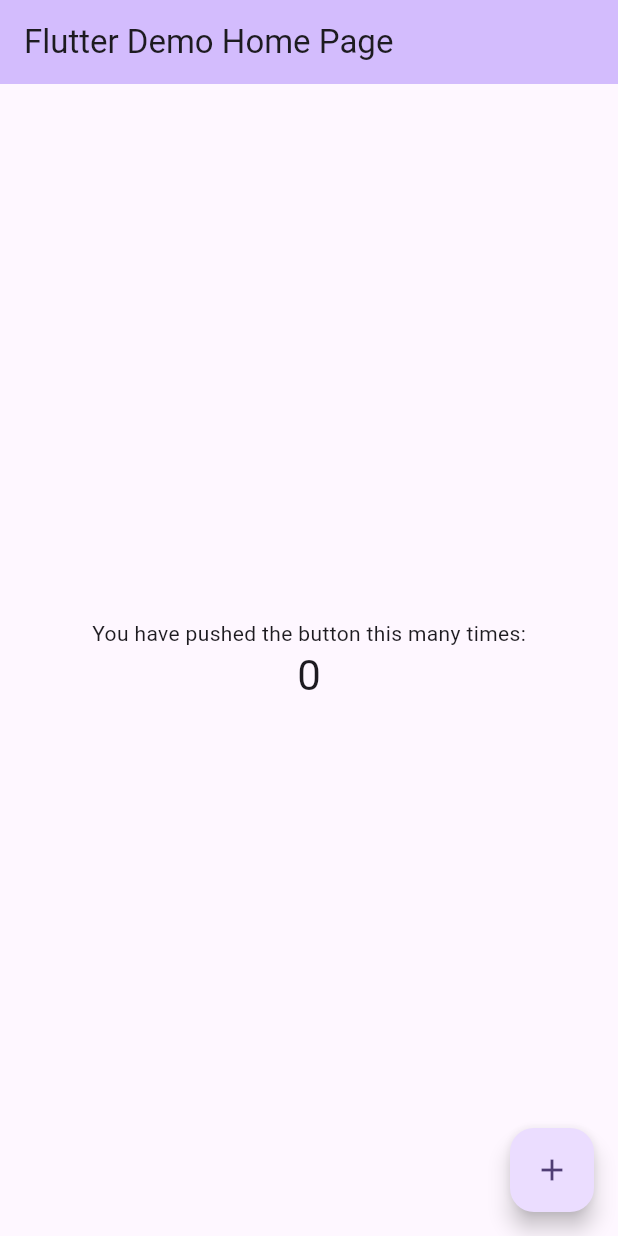
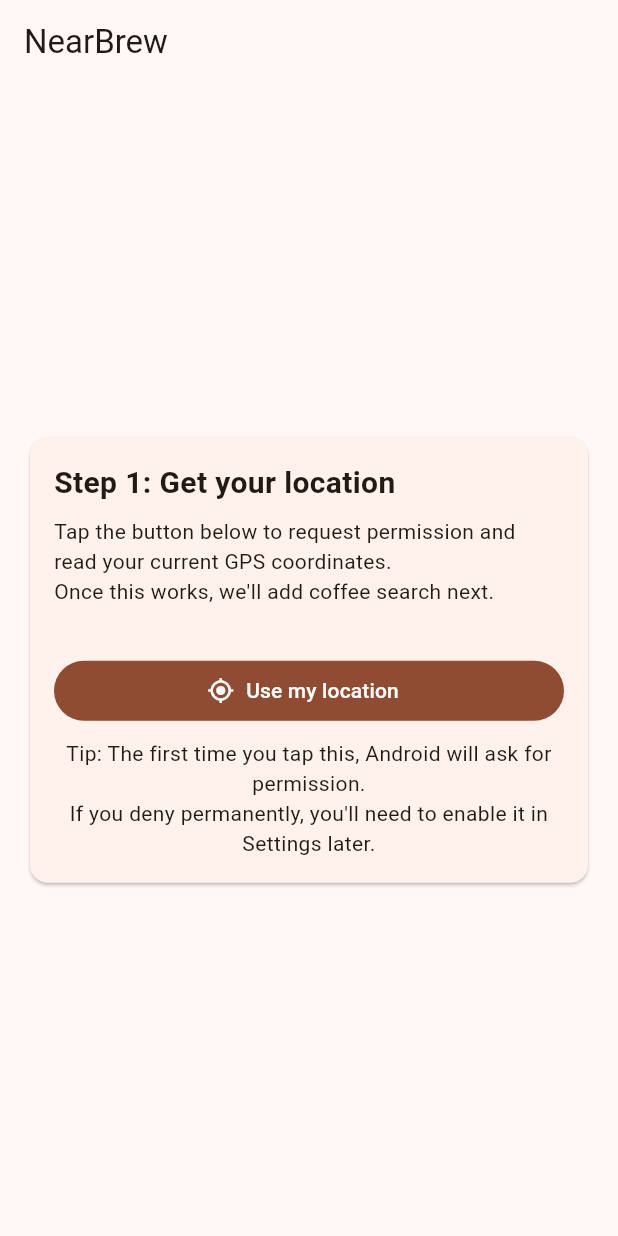
Before and after one commit to knothead53/NearBrew, a Flutter app: the screen it shows after launch, on a phone screen of 412 x 824 dp. Run offline on Flutter 3.47's test engine with Material 3 defaults, Android fonts, the phone set to English and light mode, and no system bars; our stand-ins replace geolocator.

Commit message:
feat: Step 1 location-only screen with runtime permissions

```diff
--- a/src/nearbrew/lib/main.dart
+++ b/src/nearbrew/lib/main.dart
@@ -1,122 +1,216 @@
+/*
+  NearBrew — Step 1 (Location-only screen)
+  -------------------------------------------------
+  What this file does right now:
+  • Requests location permission at runtime (Android).
+  • Gets your current GPS coordinates once and shows them on screen.
+  • Lots of comments so you can learn what each line is doing.
+
+  Next steps (after you test this compiles & runs):
+  • We will add the coffee search (OpenStreetMap/Overpass) and a list UI.
+  • We will add a "Get Directions" action that opens Google Maps.
+*/
+
 import 'package:flutter/material.dart';
+import 'package:geolocator/geolocator.dart';
 
 void main() {
-  runApp(const MyApp());
+  // Entry point for the Flutter app. This runs once when the app starts.
+  runApp(const NearBrewApp());
 }
 
-class MyApp extends StatelessWidget {
-  const MyApp({super.key});
+class NearBrewApp extends StatelessWidget {
+  const NearBrewApp({super.key});
 
-  // This widget is the root of your application.
   @override
   Widget build(BuildContext context) {
+    // MaterialApp sets up themes, navigation, and the root screen.
     return MaterialApp(
-      title: 'Flutter Demo',
+      title: 'NearBrew',
+      debugShowCheckedModeBanner: false,
       theme: ThemeData(
-        // This is the theme of your application.
-        //
-        // TRY THIS: Try running your application with "flutter run". You'll see
-        // the application has a purple toolbar. Then, without quitting the app,
-        // try changing the seedColor in the colorScheme below to Colors.green
-        // and then invoke "hot reload" (save your changes or press the "hot
-        // reload" button in a Flutter-supported IDE, or press "r" if you used
-        // the command line to start the app).
-        //
-        // Notice that the counter didn't reset back to zero; the application
-        // state is not lost during the reload. To reset the state, use hot
-        // restart instead.
-        //
-        // This works for code too, not just values: Most code changes can be
-        // tested with just a hot reload.
-        colorScheme: ColorScheme.fromSeed(seedColor: Colors.deepPurple),
+        // Material 3 look & a coffee-ish accent color.
+        useMaterial3: true,
+        colorSchemeSeed: Colors.brown,
+        brightness: Brightness.light,
       ),
-      home: const MyHomePage(title: 'Flutter Demo Home Page'),
+      home: const HomePage(),
     );
   }
 }
 
-class MyHomePage extends StatefulWidget {
-  const MyHomePage({super.key, required this.title});
-
-  // This widget is the home page of your application. It is stateful, meaning
-  // that it has a State object (defined below) that contains fields that affect
-  // how it looks.
-
-  // This class is the configuration for the state. It holds the values (in this
-  // case the title) provided by the parent (in this case the App widget) and
-  // used by the build method of the State. Fields in a Widget subclass are
-  // always marked "final".
-
-  final String title;
+class HomePage extends StatefulWidget {
+  const HomePage({super.key});
 
   @override
-  State<MyHomePage> createState() => _MyHomePageState();
+  State<HomePage> createState() => _HomePageState();
 }
 
-class _MyHomePageState extends State<MyHomePage> {
-  int _counter = 0;
+class _HomePageState extends State<HomePage> {
+  // Holds the most recent location. It starts as null because we haven't fetched it yet.
+  Position? _position;
 
-  void _incrementCounter() {
+  // For simple loading/error UI state.
+  bool _loading = false;
+  String? _error;
+
+  // 1) Ask for permission (if needed). 2) If granted, read current GPS location.
+  Future<void> _getLocationOnce() async {
     setState(() {
-      // This call to setState tells the Flutter framework that something has
-      // changed in this State, which causes it to rerun the build method below
-      // so that the display can reflect the updated values. If we changed
-      // _counter without calling setState(), then the build method would not be
-      // called again, and so nothing would appear to happen.
-      _counter++;
+      _loading = true;
+      _error = null;
     });
+
+    try {
+      // ---- Step A: Is location service (GPS) turned on for the device? ----
+      final serviceEnabled = await Geolocator.isLocationServiceEnabled();
+      if (!serviceEnabled) {
+        setState(() {
+          _loading = false;
+          _error = 'Location services are disabled. Please enable GPS.';
+        });
+        return; // Stop here because we cannot proceed without GPS.
+      }
+
+      // ---- Step B: Check permission status & request if denied. ----
+      LocationPermission permission = await Geolocator.checkPermission();
+
+      if (permission == LocationPermission.denied) {
+        permission = await Geolocator.requestPermission();
+        if (permission == LocationPermission.denied) {
+          setState(() {
+            _loading = false;
+            _error = 'Location permission was denied.';
+          });
+          return; // User said no — nothing else to do here.
+        }
+      }
+
+      if (permission == LocationPermission.deniedForever) {
+        // "Denied forever" means the user blocked it in system settings.
+        setState(() {
+          _loading = false;
+          _error = 'Location permission is permanently denied.\n'
+              'Open Settings > Apps > NearBrew > Permissions to enable.';
+        });
+        return;
+      }
+
+      // ---- Step C: All good — read the current position. ----
+      final pos = await Geolocator.getCurrentPosition(
+        desiredAccuracy: LocationAccuracy.high,
+      );
+
+      setState(() {
+        _position = pos;
+        _loading = false;
+      });
+    } catch (e) {
+      // Any unexpected error ends up here.
+      setState(() {
+        _loading = false;
+        _error = 'Failed to get location: $e';
+      });
+    }
   }
 
   @override
   Widget build(BuildContext context) {
-    // This method is rerun every time setState is called, for instance as done
-    // by the _incrementCounter method above.
-    //
-    // The Flutter framework has been optimized to make rerunning build methods
-    // fast, so that you can just rebuild anything that needs updating rather
-    // than having to individually change instances of widgets.
     return Scaffold(
       appBar: AppBar(
-        // TRY THIS: Try changing the color here to a specific color (to
-        // Colors.amber, perhaps?) and trigger a hot reload to see the AppBar
-        // change color while the other colors stay the same.
-        backgroundColor: Theme.of(context).colorScheme.inversePrimary,
-        // Here we take the value from the MyHomePage object that was created by
-        // the App.build method, and use it to set our appbar title.
-        title: Text(widget.title),
+        title: const Text('NearBrew'),
       ),
-      body: Center(
-        // Center is a layout widget. It takes a single child and positions it
-        // in the middle of the parent.
-        child: Column(
-          // Column is also a layout widget. It takes a list of children and
-          // arranges them vertically. By default, it sizes itself to fit its
-          // children horizontally, and tries to be as tall as its parent.
-          //
-          // Column has various properties to control how it sizes itself and
-          // how it positions its children. Here we use mainAxisAlignment to
-          // center the children vertically; the main axis here is the vertical
-          // axis because Columns are vertical (the cross axis would be
-          // horizontal).
-          //
-          // TRY THIS: Invoke "debug painting" (choose the "Toggle Debug Paint"
-          // action in the IDE, or press "p" in the console), to see the
-          // wireframe for each widget.
-          mainAxisAlignment: MainAxisAlignment.center,
-          children: <Widget>[
-            const Text('You have pushed the button this many times:'),
-            Text(
-              '$_counter',
-              style: Theme.of(context).textTheme.headlineMedium,
+      body: Padding(
+        padding: const EdgeInsets.all(16.0),
+        child: Center(
+          child: ConstrainedBox(
+            constraints: const BoxConstraints(maxWidth: 520),
+            child: Card(
+              elevation: 1,
+              child: Padding(
+                padding: const EdgeInsets.all(16.0),
+                child: Column(
+                  mainAxisSize: MainAxisSize.min,
+                  crossAxisAlignment: CrossAxisAlignment.stretch,
+                  children: [
+                    const Text(
+                      'Step 1: Get your location',
+                      style: TextStyle(fontSize: 20, fontWeight: FontWeight.bold),
+                    ),
+                    const SizedBox(height: 8),
+                    const Text(
+                      'Tap the button below to request permission and read your current GPS coordinates.\n'
+                      'Once this works, we\'ll add coffee search next.',
+                    ),
+                    const SizedBox(height: 16),
+
+                    // Show a loading spinner while we ask for permission / get location.
+                    if (_loading) ...[
+                      const SizedBox(height: 16),
+                      const Center(child: CircularProgressIndicator()),
+                    ],
+
+                    // Show an error message (if any).
+                    if (_error != null && !_loading) ...[
+                      const SizedBox(height: 12),
+                      Text(
+                        _error!,
+                        style: const TextStyle(color: Colors.redAccent),
+                        textAlign: TextAlign.center,
+                      ),
+                    ],
+
+                    // Show coordinates if we have them.
+                    if (_position != null && !_loading) ...[
+                      const SizedBox(height: 12),
+                      DecoratedBox(
+                        decoration: BoxDecoration(
+                          color: Colors.brown.withOpacity(0.05),
+                          borderRadius: BorderRadius.circular(12),
+                        ),
+                        child: Padding(
+                          padding: const EdgeInsets.all(12.0),
+                          child: Column(
+                            children: [
+                              const Text(
+                                'Current Position',
+                                style: TextStyle(fontWeight: FontWeight.w600),
+                              ),
+                              const SizedBox(height: 8),
+                              Text('Latitude:  ${_position!.latitude.toStringAsFixed(6)}'),
+                              Text('Longitude: ${_position!.longitude.toStringAsFixed(6)}'),
+                              if (_position!.timestamp != null) ...[
+                                const SizedBox(height: 6),
+                                Text('Timestamp: ${_position!.timestamp}'),
+                              ]
+                            ],
+                          ),
+                        ),
+                      ),
+                    ],
+
+                    const SizedBox(height: 16),
+
+                    // The main button to trigger permission + location read.
+                    FilledButton.icon(
+                      onPressed: _loading ? null : _getLocationOnce,
+                      icon: const Icon(Icons.my_location),
+                      label: const Text('Use my location'),
+                    ),
+
+                    const SizedBox(height: 8),
+                    const Text(
+                      'Tip: The first time you tap this, Android will ask for permission.\n'
+                      'If you deny permanently, you\'ll need to enable it in Settings later.',
+                      textAlign: TextAlign.center,
+                    ),
+                  ],
+                ),
+              ),
             ),
-          ],
+          ),
         ),
       ),
-      floatingActionButton: FloatingActionButton(
-        onPressed: _incrementCounter,
-        tooltip: 'Increment',
-        child: const Icon(Icons.add),
-      ), // This trailing comma makes auto-formatting nicer for build methods.
     );
   }
 }
```
